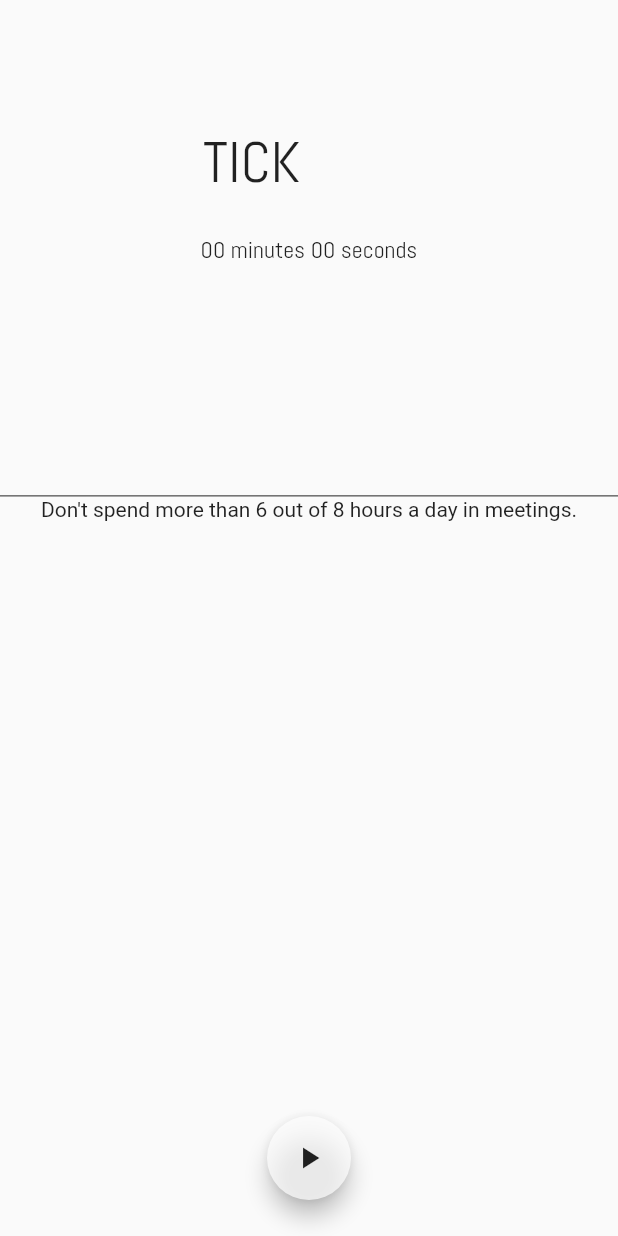
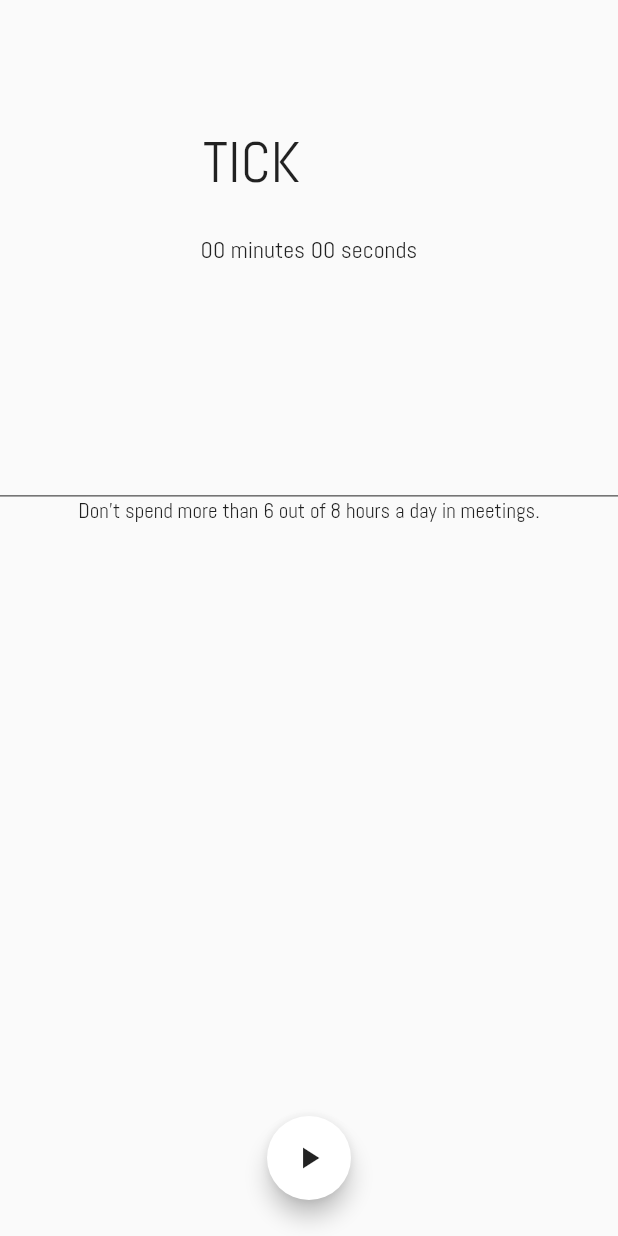
Before and after one commit to cornetthomas/death_by_meeting, a Flutter app: the screen it shows after launch, on a phone screen of 412 x 824 dp. Run offline on Flutter 3.47's test engine with Material 2 defaults, Android fonts, the phone set to English and light mode, and no system bars; our stand-ins replace share.

Commit message:
File size refactoring

```diff
--- a/lib/main.dart
+++ b/lib/main.dart
@@ -2,9 +2,9 @@ import 'dart:async';
 import 'package:flutter/material.dart';
 import 'package:share/share.dart';
 
-void main() => runApp(MyApp());
+void main() => runApp(App());
 
-class MyApp extends StatelessWidget {
+class App extends StatelessWidget {
   @override
   Widget build(BuildContext context) {
     return MaterialApp(
@@ -14,15 +14,6 @@ class MyApp extends StatelessWidget {
         primaryColor: Colors.white,
         primaryColorDark: Colors.white,
         accentColor: Colors.black87,
-        textTheme: Theme.of(context).textTheme.copyWith(
-            title: new TextStyle(
-              fontSize: 38.0,
-              color: Colors.black87,
-            ),
-            caption: new TextStyle(
-              fontSize: 16.0,
-              color: Colors.black87,
-            )),
       ),
     );
   }
@@ -42,14 +33,18 @@ class _PageState extends State<Page> {
   double _opa = 0.0;
   double _tickOpa = 1.0;
 
-  Stopwatch _timer;
+  Stopwatch _timer = Stopwatch();
   Color _color = Colors.black87;
 
-  void initState() {
-    super.initState();
+  TextStyle _tts = TextStyle(
+    fontSize: 38.0,
+    color: Colors.black87,
+  );
 
-    _timer = Stopwatch();
-  }
+  TextStyle _cts = TextStyle(
+    fontSize: 16.0,
+    color: Colors.black87,
+  );
 
   void updateTime(Timer timer) {
     setState(() {
@@ -112,7 +107,7 @@ class _PageState extends State<Page> {
                       AnimatedOpacity(
                         child: Text(
                           "TICK",
-                          style: Theme.of(context).textTheme.title,
+                          style: _tts,
                         ),
                         opacity: _tickOpa,
                         duration: Duration(milliseconds: 500),
@@ -121,7 +116,7 @@ class _PageState extends State<Page> {
                       AnimatedOpacity(
                         child: Text(
                           "TOCK",
-                          style: Theme.of(context).textTheme.title,
+                          style: _tts,
                         ),
                         opacity: 1.0 - _tickOpa,
                         duration: Duration(milliseconds: 500),
@@ -132,7 +127,7 @@ class _PageState extends State<Page> {
                 ),
                 Text(
                   "${_min.toString().padLeft(2, "0")} minutes ${(_sec - (_min * 60)).toString().padLeft(2, "0")} seconds",
-                  style: Theme.of(context).textTheme.caption,
+                  style: _cts,
                 ),
               ],
             ),
@@ -143,13 +138,10 @@ class _PageState extends State<Page> {
               child: Column(
                 mainAxisAlignment: MainAxisAlignment.center,
                 children: [
-                  Text(
-                    "Death by meeting",
-                    style: Theme.of(context).textTheme.title,
-                  ),
+                  Text("Death by meeting", style: _tts),
                   Text(
                     "Try again tomorrow, good luck!",
-                    style: Theme.of(context).textTheme.caption,
+                    style: _cts,
                   ),
                   Padding(
                     padding: const EdgeInsets.all(8.0),
@@ -190,7 +182,7 @@ class _PageState extends State<Page> {
         padding: const EdgeInsets.all(8.0),
         child: FloatingActionButton(
           foregroundColor: Colors.black87,
-          backgroundColor: Colors.white70,
+          backgroundColor: Colors.white,
           child: _timer.isRunning
               ? Icon(Icons.stop)
               : _opa == 1.0 ? Text("Reset") : Icon(Icons.play_arrow),
```
Also changed, not shown: 1 other file.
